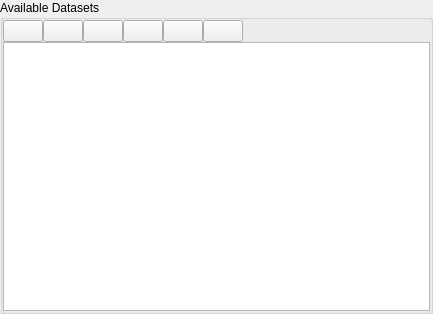
Before: the Qt Designer form src/ui/mesh/qgsmeshdatasetgrouptreewidgetbase.ui in carsmie/QGIS, drawn with Qt 5.
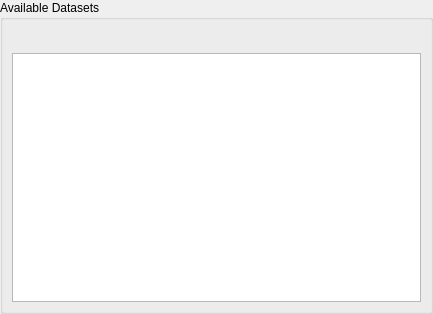
After: the same form once the commit is applied. Icons and pictures are not drawn. Custom widgets are drawn as their Qt base class.

Commit message:
Improve toolbar appearance of QgsMeshDatasetGroupTreeWidget
By making it behave/appear more like standard QGIS toolbars

The edit to the form file:
```diff
--- a/src/ui/mesh/qgsmeshdatasetgrouptreewidgetbase.ui
+++ b/src/ui/mesh/qgsmeshdatasetgrouptreewidgetbase.ui
@@ -32,28 +32,19 @@
       <string>Available Datasets</string>
      </property>
      <layout class="QVBoxLayout" name="verticalLayout_7">
-      <property name="spacing">
-       <number>0</number>
-      </property>
-      <property name="leftMargin">
-       <number>0</number>
-      </property>
       <property name="topMargin">
        <number>0</number>
       </property>
-      <property name="rightMargin">
-       <number>0</number>
-      </property>
-      <property name="bottomMargin">
-       <number>0</number>
-      </property>
       <item>
        <layout class="QHBoxLayout" name="horizontalLayout_2">
+        <property name="spacing">
+         <number>0</number>
+        </property>
         <property name="topMargin">
          <number>0</number>
         </property>
         <item>
-         <widget class="QPushButton" name="mAddDatasetButton">
+         <widget class="QToolButton" name="mAddDatasetButton">
           <property name="toolTip">
            <string>Assign Extra Dataset to Mesh</string>
           </property>
@@ -70,10 +61,13 @@
             <height>20</height>
            </size>
           </property>
+          <property name="autoRaise">
+           <bool>true</bool>
+          </property>
          </widget>
         </item>
         <item>
-         <widget class="QPushButton" name="mCollapseButton">
+         <widget class="QToolButton" name="mCollapseButton">
           <property name="toolTip">
            <string>Collapse All</string>
           </property>
@@ -90,10 +84,13 @@
             <height>20</height>
            </size>
           </property>
+          <property name="autoRaise">
+           <bool>true</bool>
+          </property>
          </widget>
         </item>
         <item>
-         <widget class="QPushButton" name="mExpandButton">
+         <widget class="QToolButton" name="mExpandButton">
           <property name="toolTip">
            <string>Expand All</string>
           </property>
@@ -110,10 +107,13 @@
             <height>20</height>
            </size>
           </property>
+          <property name="autoRaise">
+           <bool>true</bool>
+          </property>
          </widget>
         </item>
         <item>
-         <widget class="QPushButton" name="mCheckAllButton">
+         <widget class="QToolButton" name="mCheckAllButton">
           <property name="toolTip">
            <string>Check All</string>
           </property>
@@ -130,10 +130,16 @@
             <height>20</height>
            </size>
           </property>
+          <property name="autoRaise">
+           <bool>true</bool>
+          </property>
          </widget>
         </item>
         <item>
-         <widget class="QPushButton" name="mUnCheckAllButton">
+         <widget class="QToolButton" name="mUnCheckAllButton">
+          <property name="toolTip">
+           <string>Uncheck All</string>
+          </property>
           <property name="text">
            <string/>
           </property>
@@ -147,10 +153,13 @@
             <height>20</height>
            </size>
           </property>
+          <property name="autoRaise">
+           <bool>true</bool>
+          </property>
          </widget>
         </item>
         <item>
-         <widget class="QPushButton" name="mResetDefaultButton">
+         <widget class="QToolButton" name="mResetDefaultButton">
           <property name="toolTip">
            <string>Reset Default</string>
           </property>
@@ -167,6 +176,9 @@
             <height>20</height>
            </size>
           </property>
+          <property name="autoRaise">
+           <bool>true</bool>
+          </property>
          </widget>
         </item>
         <item>
```
Left out of the diff: 2 changed lines with no effect on the pictures. The commit also changes 1 other file.
